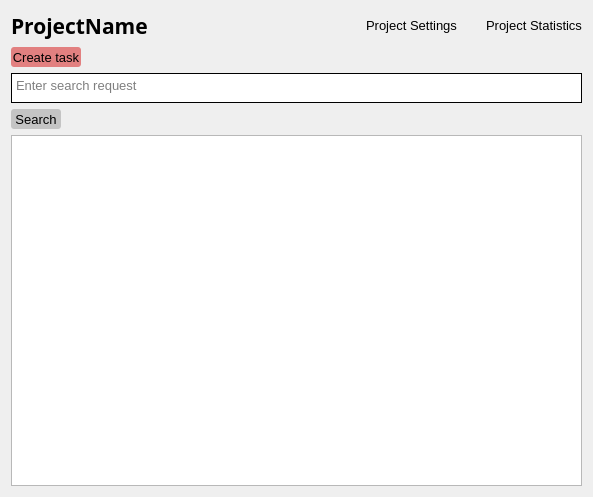
The window that task-tracker-frontend/ProjectWidget.ui (Unkorunk/task-tracker) describes before a commit, drawn with Qt 5.
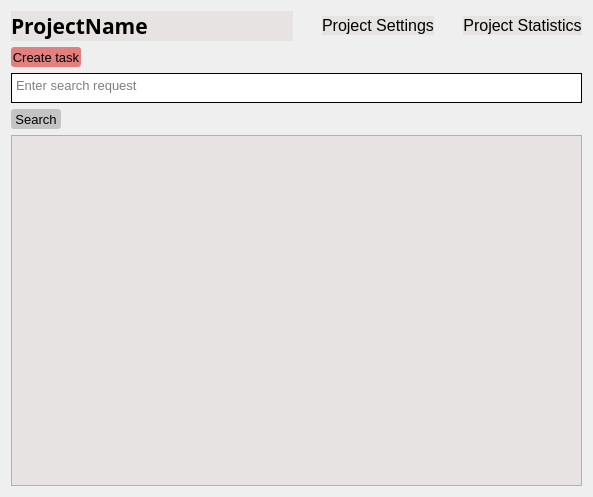
The same window after the commit.

```diff
--- a/task-tracker-frontend/ProjectWidget.ui
+++ b/task-tracker-frontend/ProjectWidget.ui
@@ -35,6 +35,9 @@
          <bold>true</bold>
         </font>
        </property>
+       <property name="styleSheet">
+        <string notr="true">background-color: rgb(232, 227, 227);</string>
+       </property>
        <property name="text">
         <string>ProjectName</string>
        </property>
@@ -50,11 +53,12 @@
        </property>
        <property name="font">
         <font>
-         <pointsize>10</pointsize>
+         <pointsize>12</pointsize>
         </font>
        </property>
        <property name="styleSheet">
-        <string notr="true">border: none;</string>
+        <string notr="true">border: none;
+background-color: rgb(232, 227, 227);</string>
        </property>
        <property name="text">
         <string>Project Settings</string>
@@ -71,11 +75,12 @@
        </property>
        <property name="font">
         <font>
-         <pointsize>10</pointsize>
+         <pointsize>12</pointsize>
         </font>
        </property>
        <property name="styleSheet">
-        <string notr="true">border: none;</string>
+        <string notr="true">border: none;
+background-color: rgb(232, 227, 227);</string>
        </property>
        <property name="text">
         <string>Project Statistics</string>
@@ -211,7 +216,9 @@
         </sizepolicy>
        </property>
        <property name="styleSheet">
-        <string notr="true"/>
+        <string notr="true">QListWidget  {
+background-color: rgb(232, 227, 227);
+}</string>
        </property>
        <property name="frameShadow">
         <enum>QFrame::Raised</enum>
```
